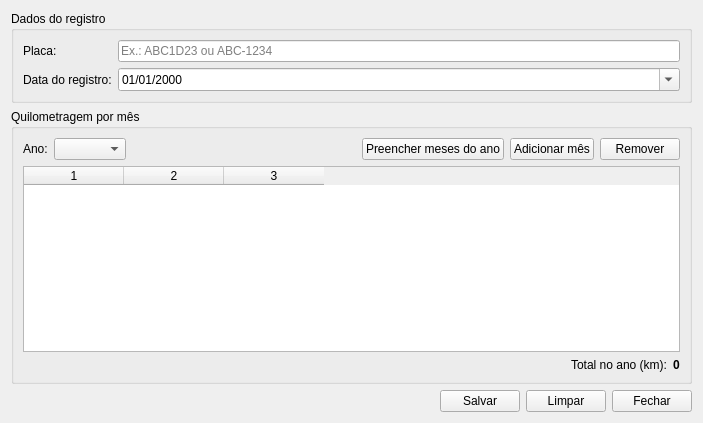
llucasgustavo23-cyber/sistema, file TELAS/TELAKM.UI: the form before one commit.
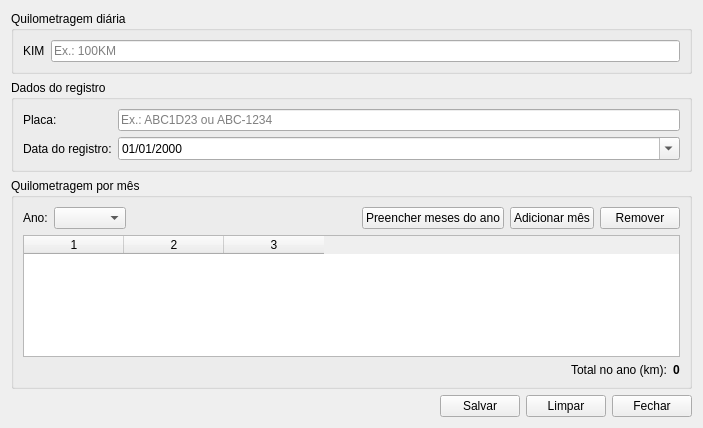
The form after the commit.

What changed in the file:
```diff
--- a/TELAS/TELAKM.UI
+++ b/TELAS/TELAKM.UI
@@ -7,13 +7,39 @@
     <x>0</x>
     <y>0</y>
     <width>703</width>
-    <height>423</height>
+    <height>428</height>
    </rect>
   </property>
   <property name="windowTitle">
    <string>Form</string>
   </property>
   <layout class="QVBoxLayout" name="verticalLayout">
+   <item>
+    <widget class="QGroupBox" name="groupDados_2">
+     <property name="title">
+      <string>Quilometragem diária</string>
+     </property>
+     <layout class="QFormLayout" name="formLayout_2">
+      <item row="0" column="0">
+       <widget class="QLabel" name="labelPlaca_2">
+        <property name="text">
+         <string>KIM</string>
+        </property>
+       </widget>
+      </item>
+      <item row="0" column="1">
+       <widget class="QLineEdit" name="linePlaca_2">
+        <property name="maxLength">
+         <number>8</number>
+        </property>
+        <property name="placeholderText">
+         <string>Ex.: 100KM</string>
+        </property>
+       </widget>
+      </item>
+     </layout>
+    </widget>
+   </item>
    <item>
     <widget class="QGroupBox" name="groupDados">
      <property name="title">
```
